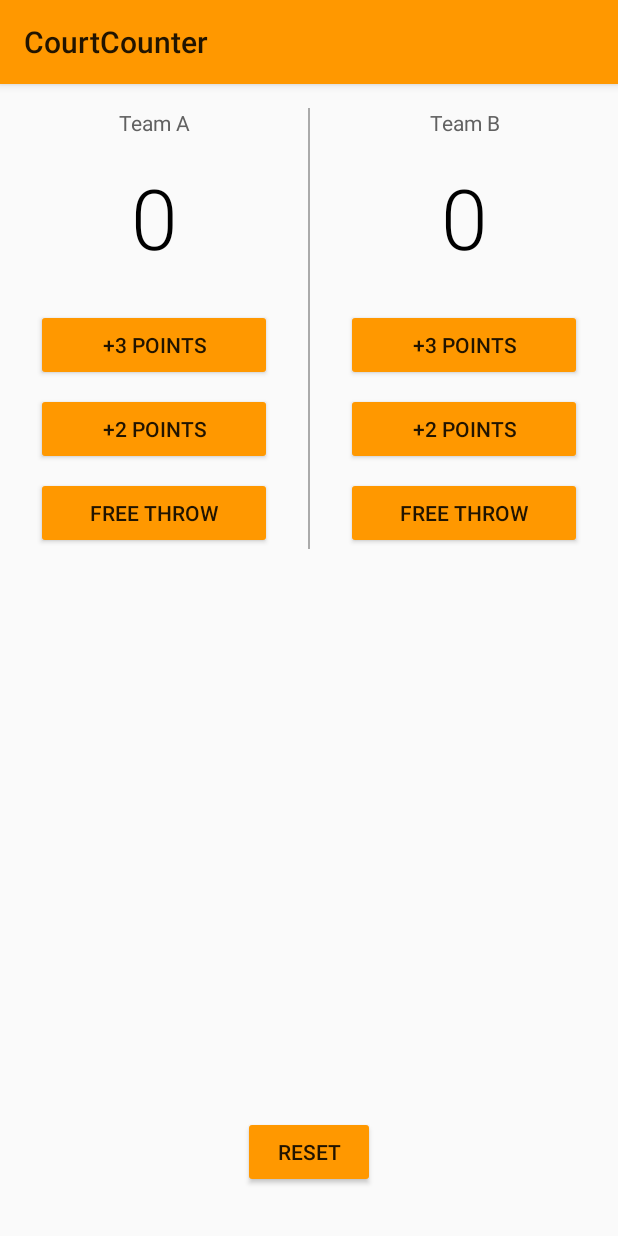
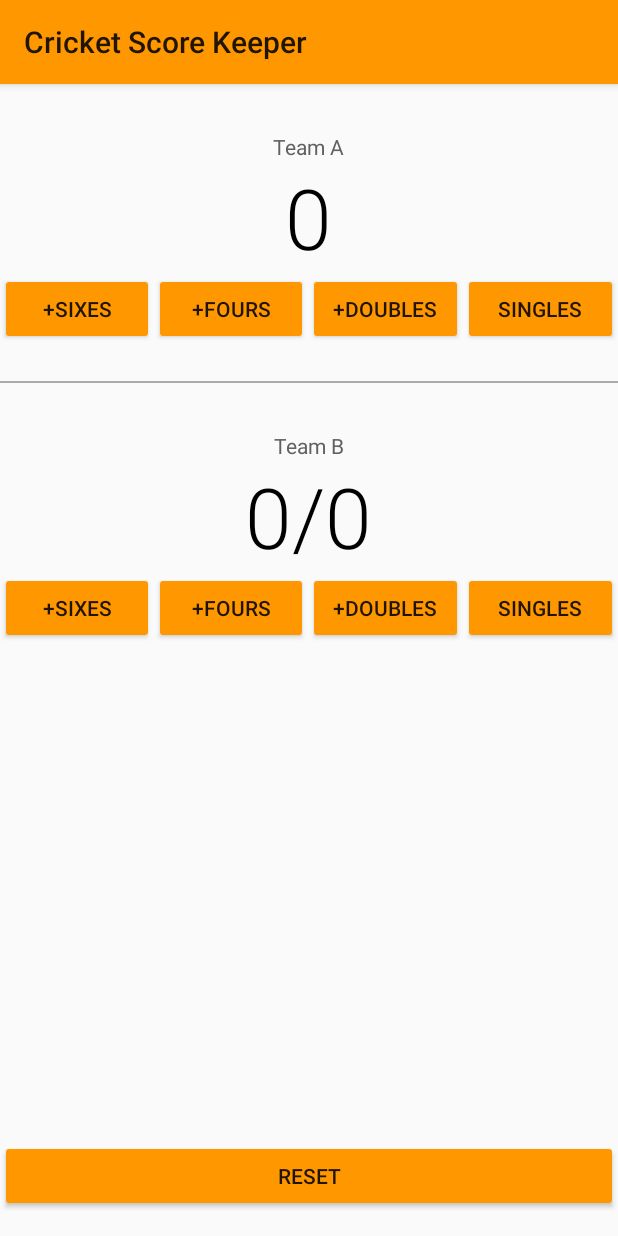
Before and after one commit to SrChip15/cricket-score-keeper, an Android app: the screen it shows after launch (MainActivity), on a phone screen of 412 x 824 dp. Run offline under Robolectric (Android 15) with nearby library versions, the phone set to English and light mode, and no system bars.

Commit message:
Mould activity_main into custom layout and tweaked java code to enforce button functionality

```diff
--- a/app/src/main/java/com/example/android/cricketscorekeeper/MainActivity.java
+++ b/app/src/main/java/com/example/android/cricketscorekeeper/MainActivity.java
@@ -22,11 +22,11 @@ public class MainActivity extends AppCompatActivity {
      * Increase the score for Team A by 3 points
      */
     public void scoreThreeTeamA(View v) {
-        scoreTeamA += 3;
+        scoreTeamA += 6;
         displayForTeamA();
     }
     public void scoreThreeTeamB(View v) {
-        scoreTeamB += 3;
+        scoreTeamB += 6;
         displayForTeamB();
     }
 
@@ -34,11 +34,11 @@ public class MainActivity extends AppCompatActivity {
      * Increase the score for Team A by 2 points
      */
     public void scoreTwoTeamA(View v) {
-        scoreTeamA += 2;
+        scoreTeamA += 4;
         displayForTeamA();
     }
     public void scoreTwoTeamB(View v) {
-        scoreTeamB += 2;
+        scoreTeamB += 4;
         displayForTeamB();
     }
 
@@ -46,10 +46,19 @@ public class MainActivity extends AppCompatActivity {
     * Increase the score for Team A by 1 point
     */
     public void scoreOneTeamA(View v) {
+        scoreTeamA += 2;
+        displayForTeamA();
+    }
+    public void scoreOneTeamB(View v) {
+        scoreTeamB += 2;
+        displayForTeamB();
+    }
+
+    public void singleTeamA(View v) {
         scoreTeamA += 1;
         displayForTeamA();
     }
-    public void scoreOneTeamB(View v) {
+    public void singleTeamB(View v) {
         scoreTeamB += 1;
         displayForTeamB();
     }
--- a/app/src/main/res/layout/activity_main.xml
+++ b/app/src/main/res/layout/activity_main.xml
@@ -7,135 +7,163 @@
     <LinearLayout
         android:layout_width="match_parent"
         android:layout_height="wrap_content"
-        android:orientation="horizontal"
-        tools:context="com.example.android.cricketscorekeeper.MainActivity">
+        android:paddingTop="32dp"
+        android:paddingBottom="32dp"
+        android:orientation="vertical">
 
         <LinearLayout
-            android:layout_width="0dp"
-            android:layout_height="wrap_content"
+            android:layout_width="match_parent"
+            android:layout_height="0dp"
             android:layout_weight="1"
             android:orientation="vertical">
 
             <TextView
-                android:layout_width="match_parent"
+                android:layout_width="wrap_content"
                 android:layout_height="wrap_content"
-                android:layout_marginBottom="16dp"
-                android:layout_marginTop="16dp"
+                android:layout_gravity="center_horizontal"
                 android:fontFamily="sasans-serif-medium"
-                android:gravity="center_horizontal"
                 android:text="@string/header_team_a"
                 android:textColor="#616161"
                 android:textSize="14sp" />
 
             <TextView
                 android:id="@+id/team_a_score"
-                android:layout_width="match_parent"
+                android:layout_width="wrap_content"
                 android:layout_height="wrap_content"
-                android:layout_marginBottom="24dp"
+                android:layout_gravity="center_horizontal"
                 android:fontFamily="sans-serif-light"
-                android:gravity="center_horizontal"
                 android:text="@string/score"
                 android:textColor="#000000"
                 android:textSize="56sp" />
 
-            <Button
+            <LinearLayout
                 android:layout_width="match_parent"
                 android:layout_height="wrap_content"
+                android:orientation="horizontal"
+                tools:context="com.example.android.cricketscorekeeper.MainActivity">
+
+                <LinearLayout
+                    android:layout_width="match_parent"
+                    android:layout_height="wrap_content"
+                    android:orientation="horizontal">
+
+                    <Button
+                        android:layout_width="0dp"
+                        android:layout_height="wrap_content"
                         android:layout_marginBottom="8dp"
-                android:layout_marginLeft="24dp"
-                android:layout_marginRight="24dp"
+                        android:layout_weight="1"
                         android:onClick="scoreThreeTeamA"
                         android:text="@string/three_pointer" />
 
                     <Button
-                android:layout_width="match_parent"
+                        android:layout_width="0dp"
                         android:layout_height="wrap_content"
-                android:layout_marginBottom="8dp"
-                android:layout_marginLeft="24dp"
-                android:layout_marginRight="24dp"
+                        android:layout_weight="1"
                         android:onClick="scoreTwoTeamA"
                         android:text="@string/two_points" />
 
                     <Button
-                android:layout_width="match_parent"
+                        android:layout_width="0dp"
                         android:layout_height="wrap_content"
-                android:layout_marginLeft="24dp"
-                android:layout_marginRight="24dp"
+                        android:layout_weight="1"
                         android:onClick="scoreOneTeamA"
                         android:text="@string/free_throw" />
 
+                    <Button
+                        android:layout_width="0dp"
+                        android:layout_height="wrap_content"
+                        android:layout_weight="1"
+                        android:onClick="singleTeamA"
+                        android:text="@string/singles" />
+
+                </LinearLayout>
+            </LinearLayout>
         </LinearLayout>
 
         <View
-            android:layout_width="1dp"
-            android:layout_height="match_parent"
+            android:layout_width="match_parent"
+            android:layout_height="1dp"
             android:layout_marginTop="16dp"
+            android:layout_marginBottom="16dp"
             android:background="@android:color/darker_gray" />
 
         <LinearLayout
-            android:layout_width="0dp"
-            android:layout_height="wrap_content"
+            android:layout_width="match_parent"
+            android:layout_height="0dp"
             android:layout_weight="1"
             android:orientation="vertical">
 
             <TextView
-                android:layout_width="match_parent"
+                android:layout_width="wrap_content"
                 android:layout_height="wrap_content"
-                android:layout_marginBottom="16dp"
+                android:layout_gravity="center_horizontal"
                 android:layout_marginTop="16dp"
                 android:fontFamily="sasans-serif-medium"
-                android:gravity="center_horizontal"
                 android:text="@string/header_team_b"
                 android:textColor="#616161"
                 android:textSize="14sp" />
 
             <TextView
                 android:id="@+id/team_b_score"
-                android:layout_width="match_parent"
+                android:layout_width="wrap_content"
                 android:layout_height="wrap_content"
-                android:layout_marginBottom="24dp"
+                android:layout_gravity="center_horizontal"
                 android:fontFamily="sans-serif-light"
-                android:gravity="center_horizontal"
                 android:text="@string/score"
                 android:textColor="#000000"
                 android:textSize="56sp" />
 
-            <Button
+            <LinearLayout
                 android:layout_width="match_parent"
                 android:layout_height="wrap_content"
-                android:layout_marginBottom="8dp"
-                android:layout_marginLeft="24dp"
-                android:layout_marginRight="24dp"
+                android:orientation="horizontal"
+                tools:context="com.example.android.cricketscorekeeper.MainActivity">
+
+                <LinearLayout
+                    android:layout_width="match_parent"
+                    android:layout_height="wrap_content"
+                    android:orientation="horizontal">
+
+                    <Button
+                        android:layout_width="0dp"
+                        android:layout_height="wrap_content"
+                        android:layout_weight="1"
                         android:onClick="scoreThreeTeamB"
                         android:text="@string/three_pointer" />
 
                     <Button
-                android:layout_width="match_parent"
+                        android:layout_width="0dp"
                         android:layout_height="wrap_content"
-                android:layout_marginBottom="8dp"
-                android:layout_marginLeft="24dp"
-                android:layout_marginRight="24dp"
+                        android:layout_weight="1"
                         android:onClick="scoreTwoTeamB"
                         android:text="@string/two_points" />
 
                     <Button
-                android:layout_width="match_parent"
+                        android:layout_width="0dp"
                         android:layout_height="wrap_content"
-                android:layout_marginLeft="24dp"
-                android:layout_marginRight="24dp"
+                        android:layout_weight="1"
                         android:onClick="scoreOneTeamB"
                         android:text="@string/free_throw" />
 
+                    <Button
+                        android:layout_width="0dp"
+                        android:layout_height="wrap_content"
+                        android:layout_weight="1"
+                        android:onClick="singleTeamB"
+                        android:text="@string/singles" />
+
+                </LinearLayout>
+            </LinearLayout>
         </LinearLayout>
 
     </LinearLayout>
 
     <Button
-        android:layout_width="wrap_content"
+        android:layout_width="match_parent"
         android:layout_height="wrap_content"
         android:layout_alignParentBottom="true"
         android:layout_centerHorizontal="true"
-        android:layout_marginBottom="32dp"
+        android:layout_marginBottom="16dp"
         android:onClick="resetScore"
         android:text="@string/reset" />
 
--- a/app/src/main/res/values/strings.xml
+++ b/app/src/main/res/values/strings.xml
@@ -1,10 +1,11 @@
 <resources>
-    <string name="app_name">CourtCounter</string>
+    <string name="app_name">Cricket Score Keeper</string>
     <string name="header_team_a">Team A</string>
-    <string name="score">0</string>
-    <string name="three_pointer">+3 points</string>
-    <string name="two_points">+2 points</string>
-    <string name="free_throw">free throw</string>
+    <string name="score">0/0</string>
+    <string name="three_pointer">+Sixes</string>
+    <string name="two_points">+Fours</string>
+    <string name="free_throw">+Doubles</string>
+    <string name="singles">Singles</string>
     <string name="header_team_b">Team B</string>
     <string name="reset">reset</string>
 </resources>
```
Lines whose indentation alone changed are shown as unchanged.
